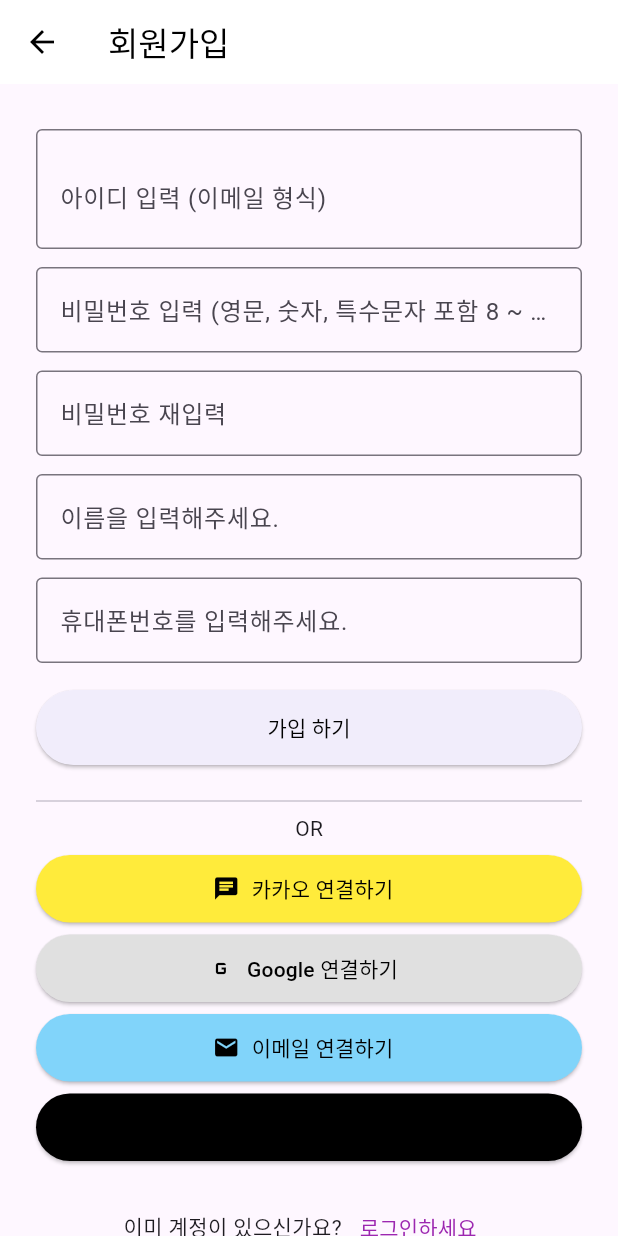
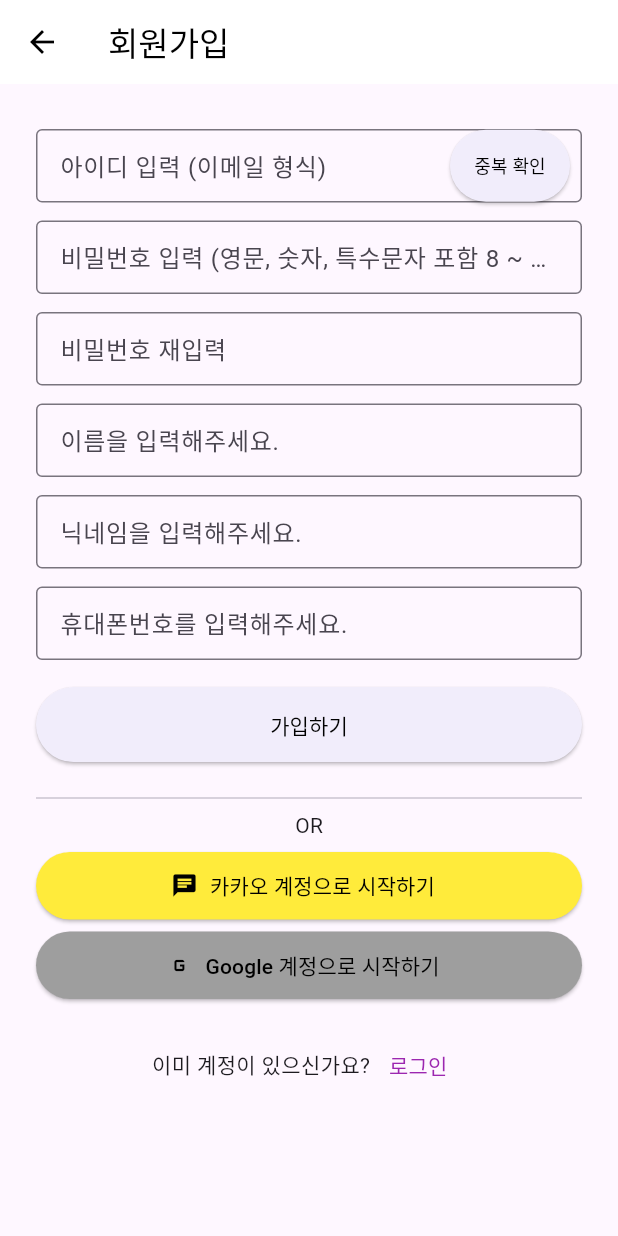
Before and after one commit to fufckddl/Sorimoi, a Flutter app: the SignUpScreen screen opened by its route, on a phone screen of 412 x 824 dp. Run offline on Flutter 3.47's test engine with Material 3 defaults, Android fonts, the phone set to English and light mode, and no system bars; our stand-ins replace audioplayers, google_fonts, shared_preferences, table_calendar; missing offline and left inert: kakao_flutter_sdk_common, kakao_flutter_sdk_user, mysql1, mysql_client, record; accounts and stored records are empty; network calls fail; Roboto replaces fonts that are missing (NotoSansKR).

Commit message:
20250608 로그인 유저 연동

```diff
--- /dev/null
+++ b/devtools_options.yaml
@@ -0,0 +1,3 @@
+description: This file stores settings for Dart & Flutter DevTools.
+documentation: https://docs.flutter.dev/tools/devtools/extensions#configure-extension-enablement-states
+extensions:
--- a/lib/notify/notice_screen.dart
+++ b/lib/notify/notice_screen.dart
@@ -56,7 +56,7 @@ class NoticeScreen extends StatelessWidget {
           ),
           BottomNavigationBarItem(
             icon: Icon(Icons.person),
-            label: '프로필',
+            label: '마이페이지',
           ),
         ],
       ),
--- a/lib/user/auth/userLogin.dart
+++ b/lib/user/auth/userLogin.dart
@@ -16,7 +16,6 @@ class _StartScreenState extends State<StartScreen> {
   final TextEditingController _pwController = TextEditingController();
   bool _saveId = false;
 
-  // ✅ 일반 로그인
   Future<void> _login() async {
     final id = _idController.text.trim();
     final pw = _pwController.text.trim();
@@ -30,15 +29,20 @@ class _StartScreenState extends State<StartScreen> {
           "password": pw,
         }),
       );
-      print("한글");
+
       final data = jsonDecode(response.body);
+
       if (response.statusCode == 200 && data['success'] == true) {
         final userId = data['user_id'];
         final userName = data['user_name'] ?? '';
+        final phone = data['phone'] ?? '';
+        final email = data['email'] ?? '';
 
         final prefs = await SharedPreferences.getInstance();
         await prefs.setInt('userId', userId);
         await prefs.setString('userName', userName);
+        await prefs.setString('phone', phone);
+        await prefs.setString('email', email);
 
         await _markAttendance(userId.toString());
 
@@ -55,7 +59,6 @@ class _StartScreenState extends State<StartScreen> {
     }
   }
 
-  // ✅ 출석 체크
   Future<void> _markAttendance(String userId) async {
     final today = DateTime.now().toIso8601String().split('T').first;
     final url = Uri.parse('http://43.200.24.193:5000/attendance/check');
@@ -80,7 +83,6 @@ class _StartScreenState extends State<StartScreen> {
     }
   }
 
-  // ✅ 카카오 로그인 연동
   Future<void> _kakaoLogin() async {
     try {
       bool installed = await isKakaoTalkInstalled();
@@ -177,7 +179,6 @@ class _StartScreenState extends State<StartScreen> {
                         onChanged: (value) => setState(() => _saveId = value!),
                       ),
                       const Text('아이디 저장'),
-                      //const Spacer(), //로그인 공백
                       TextButton(
                         onPressed: () => Navigator.pushNamed(context, '/findId'),
                         child: const Text('아이디 찾기'),
@@ -201,10 +202,10 @@ class _StartScreenState extends State<StartScreen> {
                   const Divider(),
                   const Text('다른 방법으로 로그인 하기'),
                   const SizedBox(height: 12),
-                  _socialLoginButton('카카오 로그인', Colors.yellow, Icons.chat, _kakaoLogin),
-                  _socialLoginButton('Google 로그인', Colors.grey, Icons.g_mobiledata, () {}),
-                  _socialLoginButton('이메일 로그인', Colors.lightBlue, Icons.email, () {}),
-                  _socialLoginButton('Apple 로그인', Colors.black, Icons.apple, () {}),
+
+                  _socialLoginButton('카카오 계정으로 로그인', Colors.yellow, Icons.chat, _kakaoLogin),
+                  _socialLoginButton('Google 계정으로 로그인', Colors.grey, Icons.g_mobiledata, () {}),
+
                   const SizedBox(height: 20),
                   Row(
                     mainAxisAlignment: MainAxisAlignment.center,
@@ -213,7 +214,7 @@ class _StartScreenState extends State<StartScreen> {
                       TextButton(
                         onPressed: () => Navigator.pushNamed(context, '/signup'),
                         child: const Text(
-                          '가입하기',
+                          '회원가입',
                           style: TextStyle(color: Colors.purple),
                         ),
                       ),
--- a/lib/user/auth/userSignup.dart
+++ b/lib/user/auth/userSignup.dart
@@ -1,6 +1,7 @@
 import 'package:flutter/material.dart';
 import 'package:http/http.dart' as http;
 import 'dart:convert';
+import 'package:shared_preferences/shared_preferences.dart';
 
 class SignUpScreen extends StatefulWidget {
   const SignUpScreen({super.key});
@@ -12,32 +13,32 @@ class SignUpScreen extends StatefulWidget {
 class _SignUpScreenState extends State<SignUpScreen> {
   final _formKey = GlobalKey<FormState>();
 
-  final TextEditingController _idController   = TextEditingController();
-  final TextEditingController _pwController   = TextEditingController();
+  final TextEditingController _idController = TextEditingController();
+  final TextEditingController _pwController = TextEditingController();
   final TextEditingController _rePwController = TextEditingController();
   final TextEditingController _nameController = TextEditingController();
-  final TextEditingController _phoneController= TextEditingController();
+  final TextEditingController _phoneController = TextEditingController();
+  final TextEditingController _nicknameController = TextEditingController(); // ✅ 닉네임 컨트롤러 추가
 
-  // 이메일 정규표현식
   final _emailRegex = RegExp(r'^[\w-\.]+@([\w-]+\.)+[\w-]{2,4}$');
-
-  // 비밀번호 일치 여부 확인
   bool _isPasswordMatched = true;
 
   void _checkDuplicate() {
-    // TODO: 아이디 중복 확인 로직
     ScaffoldMessenger.of(context).showSnackBar(
       const SnackBar(content: Text('중복 확인 기능은 아직 구현되지 않았어요.')),
     );
   }
 
   void _signUp() async {
-    // 비밀번호 확인
     if (_pwController.text != _rePwController.text) {
-      setState(() { _isPasswordMatched = false; });
+      setState(() {
+        _isPasswordMatched = false;
+      });
       return;
     }
-    setState(() { _isPasswordMatched = true; });
+    setState(() {
+      _isPasswordMatched = true;
+    });
 
     final url = Uri.parse('http://43.200.24.193:5000/signup');
     try {
@@ -47,13 +48,18 @@ class _SignUpScreenState extends State<SignUpScreen> {
         body: jsonEncode({
           "username": _idController.text.trim(),
           "password": _pwController.text.trim(),
-          "name":     _nameController.text.trim(),
-          "phone":    _phoneController.text.trim(),
+          "name": _nameController.text.trim(),
+          "phone": _phoneController.text.trim(),
         }),
       );
 
       if (response.statusCode == 200) {
         final responseData = jsonDecode(response.body);
+
+        // ✅ 닉네임 SharedPreferences에 저장
+        final prefs = await SharedPreferences.getInstance();
+        await prefs.setString('nickname', _nicknameController.text.trim());
+
         ScaffoldMessenger.of(context).showSnackBar(
           SnackBar(content: Text(responseData['message'] ?? '가입 성공')),
         );
@@ -74,7 +80,7 @@ class _SignUpScreenState extends State<SignUpScreen> {
       String hint,
       TextEditingController controller, {
         bool obscure = false,
-        Widget? suffix,
+        Widget? suffixIcon,
         TextInputType keyboardType = TextInputType.text,
         String? Function(String?)? validator,
       }) {
@@ -88,7 +94,8 @@ class _SignUpScreenState extends State<SignUpScreen> {
         decoration: InputDecoration(
           hintText: hint,
           border: const OutlineInputBorder(),
-          suffix: suffix,
+          suffixIcon: suffixIcon,
+          contentPadding: const EdgeInsets.symmetric(vertical: 12, horizontal: 12),
         ),
       ),
     );
@@ -124,7 +131,6 @@ class _SignUpScreenState extends State<SignUpScreen> {
           child: Column(
             crossAxisAlignment: CrossAxisAlignment.stretch,
             children: [
-              // 이메일(아이디) 입력 필드
               _buildTextField(
                 '아이디 입력 (이메일 형식)',
                 _idController,
@@ -138,23 +144,27 @@ class _SignUpScreenState extends State<SignUpScreen> {
                   }
                   return null;
                 },
-                suffix: ElevatedButton(
-                  onPressed: _checkDuplicate,
-                  style: ElevatedButton.styleFrom(
-                    backgroundColor: const Color(0xFFF1EDFB),
-                    minimumSize: const Size(80, 36),
+                suffixIcon: Padding(
+                  padding: const EdgeInsets.only(right: 8.0),
+                  child: ElevatedButton(
+                    onPressed: _checkDuplicate,
+                    style: ElevatedButton.styleFrom(
+                      backgroundColor: const Color(0xFFF1EDFB),
+                      minimumSize: const Size(80, 36),
+                      padding: const EdgeInsets.symmetric(horizontal: 8),
+                    ),
+                    child: const Text(
+                      '중복 확인',
+                      style: TextStyle(color: Colors.black, fontSize: 12),
+                    ),
                   ),
-                  child: const Text('중복 확인', style: TextStyle(color: Colors.black)),
                 ),
               ),
-
-              // 비밀번호 입력
               _buildTextField(
                 '비밀번호 입력 (영문, 숫자, 특수문자 포함 8 ~ 20자)',
                 _pwController,
                 obscure: true,
               ),
-              // 비밀번호 재입력
               _buildTextField(
                 '비밀번호 재입력',
                 _rePwController,
@@ -165,22 +175,20 @@ class _SignUpScreenState extends State<SignUpScreen> {
                   '비밀번호가 일치하지 않습니다.',
                   style: TextStyle(color: Colors.red),
                 ),
-
-              // 이름
               _buildTextField(
                 '이름을 입력해주세요.',
                 _nameController,
               ),
-              // 전화번호
+              _buildTextField(
+                '닉네임을 입력해주세요.', // ✅ 닉네임 필드 추가
+                _nicknameController,
+              ),
               _buildTextField(
                 '휴대폰번호를 입력해주세요.',
                 _phoneController,
                 keyboardType: TextInputType.phone,
               ),
-
               const SizedBox(height: 12),
-
-              // 가입 버튼: Form 검증 후 _signUp 호출
               ElevatedButton(
                 onPressed: () {
                   if (_formKey.currentState!.validate()) {
@@ -191,28 +199,21 @@ class _SignUpScreenState extends State<SignUpScreen> {
                   backgroundColor: const Color(0xFFF1EDFB),
                   minimumSize: const Size.fromHeight(50),
                 ),
-                child: const Text('가입 하기', style: TextStyle(color: Colors.black)),
+                child: const Text('가입하기', style: TextStyle(color: Colors.black)),
               ),
-
               const SizedBox(height: 16),
               const Divider(),
               const Center(child: Text('OR')),
-
-              // 소셜 로그인
-              _socialButton('카카오 연결하기',    Colors.yellow,             Icons.chat),
-              _socialButton('Google 연결하기',  Colors.grey.shade300,      Icons.g_mobiledata),
-              _socialButton('이메일 연결하기',  Colors.lightBlue.shade200, Icons.email),
-              _socialButton('Apple 연결하기',   Colors.black,              Icons.apple),
-
+              _socialButton('카카오 계정으로 시작하기', Colors.yellow, Icons.chat),
+              _socialButton('Google 계정으로 시작하기', Colors.grey, Icons.g_mobiledata),
               const SizedBox(height: 20),
-              // 로그인 화면으로 돌아가기
               Row(
                 mainAxisAlignment: MainAxisAlignment.center,
                 children: [
                   const Text('이미 계정이 있으신가요?'),
                   TextButton(
                     onPressed: () => Navigator.pop(context),
-                    child: const Text('로그인하세요', style: TextStyle(color: Colors.purple)),
+                    child: const Text('로그인', style: TextStyle(color: Colors.purple)),
                   ),
                 ],
               ),
--- a/lib/userhome/userHome.dart
+++ b/lib/userhome/userHome.dart
@@ -258,7 +258,7 @@ class _HomeScreenState extends State<HomeScreen> {
         items: const [
           BottomNavigationBarItem(icon: Icon(Icons.record_voice_over), label: '연습하기'),
           BottomNavigationBarItem(icon: Icon(Icons.home), label: '홈'),
-          BottomNavigationBarItem(icon: Icon(Icons.person), label: '프로필'),
+          BottomNavigationBarItem(icon: Icon(Icons.person), label: '마이페이지'),
         ],
       ),
     );
--- a/pubspec.yaml
+++ b/pubspec.yaml
@@ -51,6 +51,7 @@ dependencies:
   record: ^6.0.0
   permission_handler: ^11.0.1
   web_socket_channel: ^3.0.3
+  image_picker: ^1.0.4
 
 dev_dependencies:
   flutter_test:
```
Also changed, not shown: lib/user/profile/profileHome.dart (+60 -10 lines), pubspec.lock.
